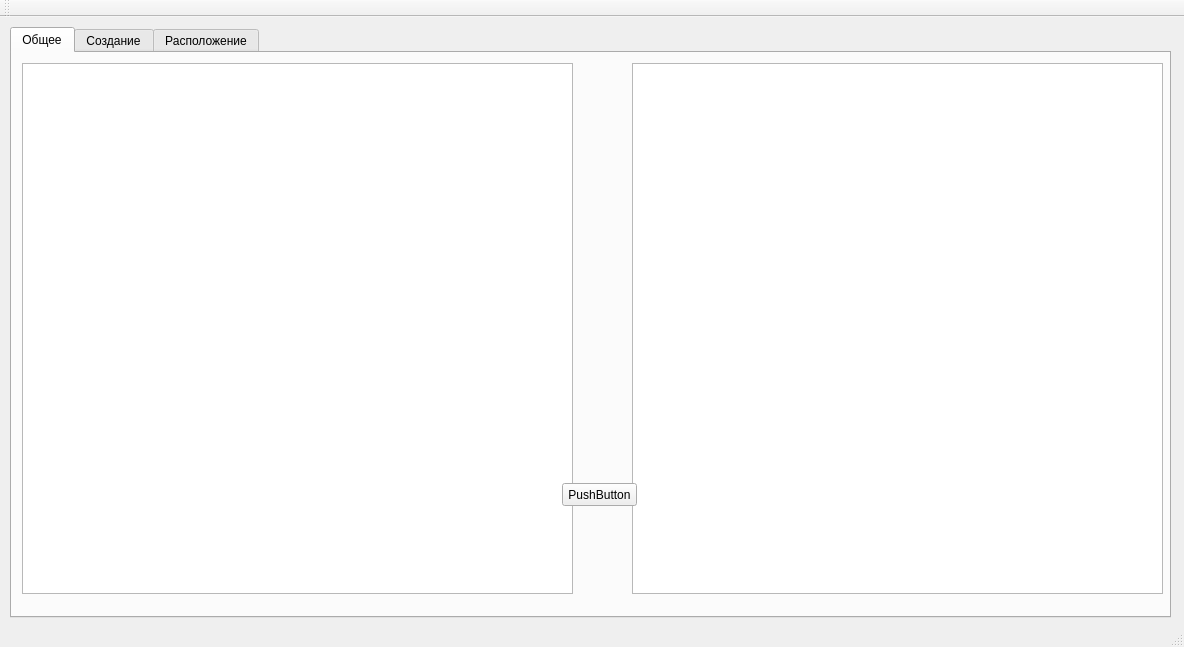
mizit/Nova-git, file Server/nova-server/mainwindow.ui: the form before one commit.
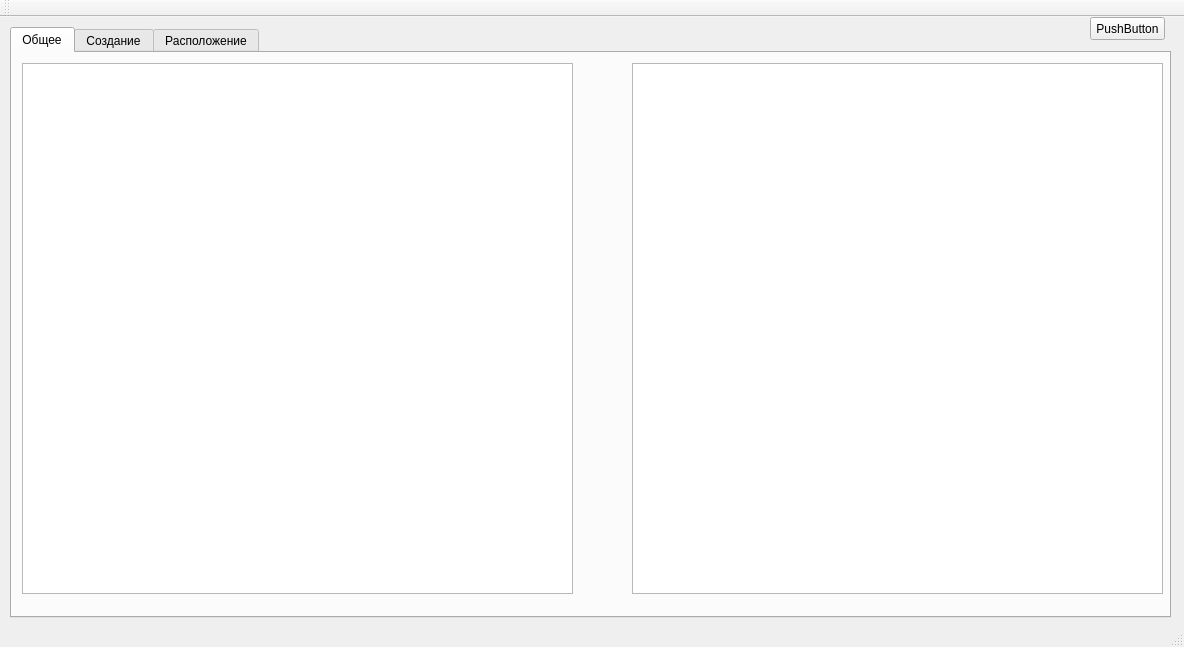
The form after the commit.

```diff
--- a/Server/nova-server/mainwindow.ui
+++ b/Server/nova-server/mainwindow.ui
@@ -50,19 +50,6 @@
        </rect>
       </property>
      </widget>
-     <widget class="QPushButton" name="pushButton">
-      <property name="geometry">
-       <rect>
-        <x>550</x>
-        <y>430</y>
-        <width>75</width>
-        <height>23</height>
-       </rect>
-      </property>
-      <property name="text">
-       <string>PushButton</string>
-      </property>
-     </widget>
     </widget>
     <widget class="QWidget" name="tab_2">
      <attribute name="title">
@@ -311,6 +298,19 @@
      </widget>
     </widget>
    </widget>
+   <widget class="QPushButton" name="pushButton">
+    <property name="geometry">
+     <rect>
+      <x>1090</x>
+      <y>0</y>
+      <width>75</width>
+      <height>23</height>
+     </rect>
+    </property>
+    <property name="text">
+     <string>PushButton</string>
+    </property>
+   </widget>
   </widget>
   <widget class="QMenuBar" name="menuBar">
    <property name="geometry">
```
